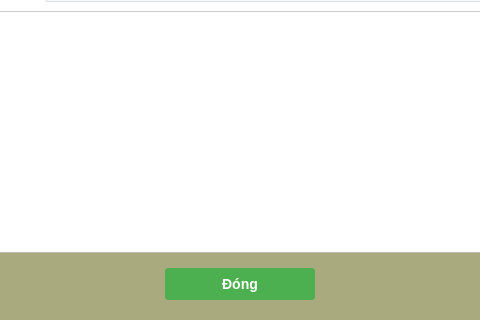
First picture: the form in gui/appointmentdetaildialog.ui, repository VanBao6002/PBL2_Appointment_Scheduling_System, before the edit; both pictures show x 185 to 665 and y 530 to 850 of the 850 by 850 pixel window.
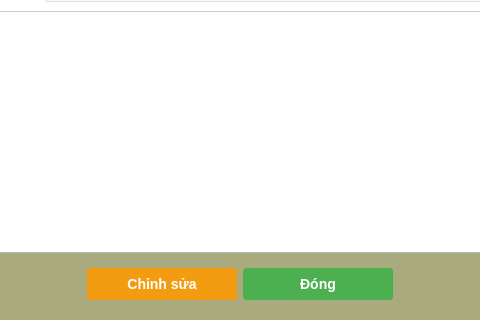
Second picture: the form after the edit.

Patch:
```diff
--- a/gui/appointmentdetaildialog.ui
+++ b/gui/appointmentdetaildialog.ui
@@ -771,6 +771,33 @@
         </property>
        </spacer>
       </item>
+      <item>
+       <widget class="QPushButton" name="btnEdit">
+        <property name="styleSheet">
+         <string notr="true">QPushButton {
+    background-color: #f39c12;
+    color: white;
+    border: none;
+    padding: 8px 25px;
+    border-radius: 3px;
+    font-weight: bold;
+    font-size: 14px;
+    min-width: 100px;
+}
+
+QPushButton:hover {
+    background-color: #e67e22;
+}
+
+QPushButton:pressed {
+    background-color: #d35400;
+}</string>
+        </property>
+        <property name="text">
+         <string>Chỉnh sửa</string>
+        </property>
+       </widget>
+      </item>
       <item>
        <widget class="QPushButton" name="btnClose">
         <property name="styleSheet">
```
Left out of the diff: 21 changed lines with no effect on the pictures.
